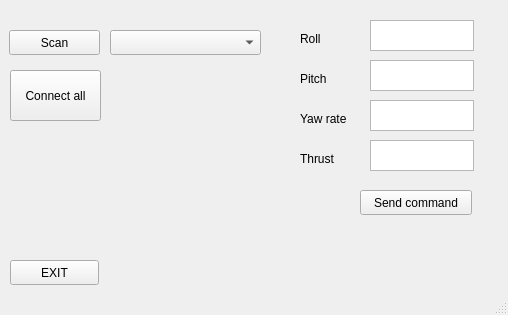
Qt form gui/Qt Designer/crazyflie_multiagent.ui (warrenbocphet/crazyflies-formation-control) before a commit.
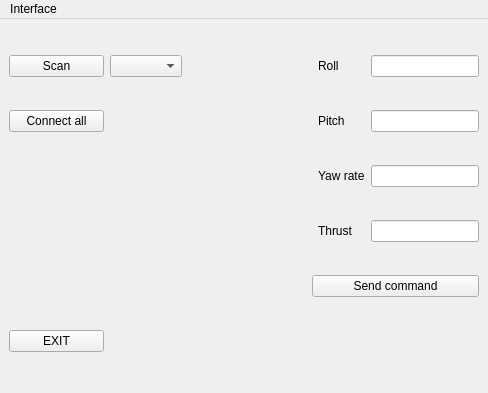
The same form after that commit. Icons and pictures are not drawn.

Commit message: Add 'send command function' to the GUI.

```diff
--- a/gui/Qt Designer/crazyflie_multiagent.ui
+++ b/gui/Qt Designer/crazyflie_multiagent.ui
@@ -6,8 +6,8 @@
    <rect>
     <x>0</x>
     <y>0</y>
-    <width>508</width>
-    <height>315</height>
+    <width>488</width>
+    <height>393</height>
    </rect>
   </property>
   <property name="windowTitle">
@@ -18,165 +18,295 @@
     <normaloff>../media/uoa_logo.png</normaloff>../media/uoa_logo.png</iconset>
   </property>
   <widget class="QWidget" name="centralwidget">
-   <widget class="QPushButton" name="btn_scan">
-    <property name="geometry">
-     <rect>
-      <x>9</x>
-      <y>30</y>
-      <width>91</width>
-      <height>25</height>
-     </rect>
+   <layout class="QGridLayout" name="gridLayout">
+    <item row="2" column="6">
+     <widget class="QLabel" name="label_yawrate">
+      <property name="text">
+       <string>Yaw rate</string>
+      </property>
+     </widget>
+    </item>
+    <item row="2" column="7">
+     <widget class="QLineEdit" name="edit_yawrate"/>
+    </item>
+    <item row="1" column="6">
+     <widget class="QLabel" name="label_pitch">
+      <property name="text">
+       <string>Pitch</string>
+      </property>
+     </widget>
+    </item>
+    <item row="3" column="6">
+     <widget class="QLabel" name="label_thrust">
+      <property name="text">
+       <string>Thrust</string>
+      </property>
+     </widget>
+    </item>
+    <item row="3" column="7">
+     <widget class="QLineEdit" name="edit_thrust"/>
+    </item>
+    <item row="1" column="0">
+     <widget class="QPushButton" name="btn_connectall">
+      <property name="text">
+       <string>Connect all</string>
+      </property>
+     </widget>
+    </item>
+    <item row="1" column="7">
+     <widget class="QLineEdit" name="edit_pitch"/>
+    </item>
+    <item row="0" column="7">
+     <widget class="QLineEdit" name="edit_roll"/>
+    </item>
+    <item row="0" column="1">
+     <widget class="QComboBox" name="combobox_drone"/>
+    </item>
+    <item row="4" column="5" colspan="3">
+     <widget class="QPushButton" name="btn_snd_cmd">
+      <property name="text">
+       <string>Send command</string>
+      </property>
+     </widget>
+    </item>
+    <item row="5" column="0">
+     <widget class="QPushButton" name="btn_exit">
+      <property name="autoFillBackground">
+       <bool>false</bool>
+      </property>
+      <property name="text">
+       <string>EXIT</string>
+      </property>
+     </widget>
+    </item>
+    <item row="3" column="0">
+     <spacer name="horizontalSpacer_11">
+      <property name="orientation">
+       <enum>Qt::Horizontal</enum>
+      </property>
+      <property name="sizeHint" stdset="0">
+       <size>
+        <width>81</width>
+        <height>20</height>
+       </size>
+      </property>
+     </spacer>
+    </item>
+    <item row="1" column="3" colspan="2">
+     <spacer name="horizontalSpacer_2">
+      <property name="orientation">
+       <enum>Qt::Horizontal</enum>
+      </property>
+      <property name="sizeHint" stdset="0">
+       <size>
+        <width>55</width>
+        <height>20</height>
+       </size>
+      </property>
+     </spacer>
+    </item>
+    <item row="0" column="4" colspan="2">
+     <spacer name="horizontalSpacer_3">
+      <property name="orientation">
+       <enum>Qt::Horizontal</enum>
+      </property>
+      <property name="sizeHint" stdset="0">
+       <size>
+        <width>72</width>
+        <height>20</height>
+       </size>
+      </property>
+     </spacer>
+    </item>
+    <item row="5" column="1" colspan="2">
+     <spacer name="horizontalSpacer_19">
+      <property name="orientation">
+       <enum>Qt::Horizontal</enum>
+      </property>
+      <property name="sizeHint" stdset="0">
+       <size>
+        <width>89</width>
+        <height>20</height>
+       </size>
+      </property>
+     </spacer>
+    </item>
+    <item row="0" column="6">
+     <widget class="QLabel" name="label_roll">
+      <property name="text">
+       <string>Roll</string>
+      </property>
+     </widget>
+    </item>
+    <item row="4" column="0" colspan="3">
+     <spacer name="horizontalSpacer_12">
+      <property name="orientation">
+       <enum>Qt::Horizontal</enum>
+      </property>
+      <property name="sizeHint" stdset="0">
+       <size>
+        <width>185</width>
+        <height>20</height>
+       </size>
+      </property>
+     </spacer>
+    </item>
+    <item row="2" column="1" colspan="2">
+     <spacer name="horizontalSpacer_8">
+      <property name="orientation">
+       <enum>Qt::Horizontal</enum>
+      </property>
+      <property name="sizeHint" stdset="0">
+       <size>
+        <width>89</width>
+        <height>20</height>
+       </size>
+      </property>
+     </spacer>
+    </item>
+    <item row="3" column="1" colspan="2">
+     <spacer name="horizontalSpacer_9">
+      <property name="orientation">
+       <enum>Qt::Horizontal</enum>
+      </property>
+      <property name="sizeHint" stdset="0">
+       <size>
+        <width>89</width>
+        <height>20</height>
+       </size>
+      </property>
+     </spacer>
+    </item>
+    <item row="0" column="2" colspan="2">
+     <spacer name="horizontalSpacer_6">
+      <property name="orientation">
+       <enum>Qt::Horizontal</enum>
+      </property>
+      <property name="sizeHint" stdset="0">
+       <size>
+        <width>13</width>
+        <height>20</height>
+       </size>
+      </property>
+     </spacer>
+    </item>
+    <item row="2" column="4">
+     <spacer name="horizontalSpacer_15">
+      <property name="orientation">
+       <enum>Qt::Horizontal</enum>
+      </property>
+      <property name="sizeHint" stdset="0">
+       <size>
+        <width>69</width>
+        <height>20</height>
+       </size>
+      </property>
+     </spacer>
+    </item>
+    <item row="1" column="1" colspan="2">
+     <spacer name="horizontalSpacer_7">
+      <property name="orientation">
+       <enum>Qt::Horizontal</enum>
+      </property>
+      <property name="sizeHint" stdset="0">
+       <size>
+        <width>89</width>
+        <height>20</height>
+       </size>
+      </property>
+     </spacer>
+    </item>
+    <item row="5" column="4" colspan="4">
+     <spacer name="horizontalSpacer_20">
+      <property name="orientation">
+       <enum>Qt::Horizontal</enum>
+      </property>
+      <property name="sizeHint" stdset="0">
+       <size>
+        <width>247</width>
+        <height>20</height>
+       </size>
+      </property>
+     </spacer>
+    </item>
+    <item row="3" column="4">
+     <spacer name="horizontalSpacer">
+      <property name="orientation">
+       <enum>Qt::Horizontal</enum>
+      </property>
+      <property name="sizeHint" stdset="0">
+       <size>
+        <width>69</width>
+        <height>20</height>
+       </size>
+      </property>
+     </spacer>
+    </item>
+    <item row="4" column="4">
+     <spacer name="horizontalSpacer_17">
+      <property name="orientation">
+       <enum>Qt::Horizontal</enum>
+      </property>
+      <property name="sizeHint" stdset="0">
+       <size>
+        <width>69</width>
+        <height>22</height>
+       </size>
+      </property>
+     </spacer>
+    </item>
+    <item row="2" column="0">
+     <spacer name="horizontalSpacer_10">
+      <property name="orientation">
+       <enum>Qt::Horizontal</enum>
+      </property>
+      <property name="sizeHint" stdset="0">
+       <size>
+        <width>81</width>
+        <height>20</height>
+       </size>
+      </property>
+     </spacer>
+    </item>
+    <item row="0" column="0">
+     <widget class="QPushButton" name="btn_scan">
+      <property name="text">
+       <string>Scan</string>
+      </property>
+     </widget>
+    </item>
+   </layout>
+  </widget>
+  <widget class="QMenuBar" name="menuBar">
+   <property name="geometry">
+    <rect>
+     <x>0</x>
+     <y>0</y>
+     <width>488</width>
+     <height>22</height>
+    </rect>
+   </property>
+   <widget class="QMenu" name="menuInterface">
+    <property name="title">
+     <string>Interface</string>
     </property>
-    <property name="text">
-     <string>Scan</string>
-    </property>
+    <addaction name="separator"/>
+    <addaction name="separator"/>
+    <addaction name="action3D_plotter"/>
+    <addaction name="action3D_visualiser"/>
    </widget>
-   <widget class="QComboBox" name="combobox_drone">
-    <property name="geometry">
-     <rect>
-      <x>110</x>
-      <y>30</y>
-      <width>151</width>
-      <height>25</height>
-     </rect>
-    </property>
-   </widget>
-   <widget class="QPushButton" name="btn_snd_cmd">
-    <property name="geometry">
-     <rect>
-      <x>360</x>
-      <y>190</y>
-      <width>112</width>
-      <height>25</height>
-     </rect>
-    </property>
-    <property name="text">
-     <string>Send command</string>
-    </property>
-   </widget>
-   <widget class="QLabel" name="label_roll">
-    <property name="geometry">
-     <rect>
-      <x>300</x>
-      <y>30</y>
-      <width>67</width>
-      <height>17</height>
-     </rect>
-    </property>
-    <property name="text">
-     <string>Roll</string>
-    </property>
-   </widget>
-   <widget class="QLabel" name="label_pitch">
-    <property name="geometry">
-     <rect>
-      <x>300</x>
-      <y>70</y>
-      <width>67</width>
-      <height>17</height>
-     </rect>
-    </property>
-    <property name="text">
-     <string>Pitch</string>
-    </property>
-   </widget>
-   <widget class="QLabel" name="label_yawrate">
-    <property name="geometry">
-     <rect>
-      <x>300</x>
-      <y>110</y>
-      <width>67</width>
-      <height>17</height>
-     </rect>
-    </property>
-    <property name="text">
-     <string>Yaw rate</string>
-    </property>
-   </widget>
-   <widget class="QLabel" name="label_thrust">
-    <property name="geometry">
-     <rect>
-      <x>300</x>
-      <y>150</y>
-      <width>67</width>
-      <height>17</height>
-     </rect>
-    </property>
-    <property name="text">
-     <string>Thrust</string>
-    </property>
-   </widget>
-   <widget class="QPushButton" name="btn_exit">
-    <property name="geometry">
-     <rect>
-      <x>10</x>
-      <y>260</y>
-      <width>89</width>
-      <height>25</height>
-     </rect>
-    </property>
-    <property name="autoFillBackground">
-     <bool>false</bool>
-    </property>
-    <property name="text">
-     <string>EXIT</string>
-    </property>
-   </widget>
-   <widget class="QTextEdit" name="input_roll">
-    <property name="geometry">
-     <rect>
-      <x>370</x>
-      <y>20</y>
-      <width>104</width>
-      <height>31</height>
-     </rect>
-    </property>
-   </widget>
-   <widget class="QTextEdit" name="input_pitch">
-    <property name="geometry">
-     <rect>
-      <x>370</x>
-      <y>60</y>
-      <width>104</width>
-      <height>31</height>
-     </rect>
-    </property>
-   </widget>
-   <widget class="QTextEdit" name="input_yawrate">
-    <property name="geometry">
-     <rect>
-      <x>370</x>
-      <y>100</y>
-      <width>104</width>
-      <height>31</height>
-     </rect>
-    </property>
-   </widget>
-   <widget class="QTextEdit" name="input_thrust">
-    <property name="geometry">
-     <rect>
-      <x>370</x>
-      <y>140</y>
-      <width>104</width>
-      <height>31</height>
-     </rect>
-    </property>
-   </widget>
-   <widget class="QPushButton" name="btn_connectall">
-    <property name="geometry">
-     <rect>
-      <x>10</x>
-      <y>70</y>
-      <width>91</width>
-      <height>51</height>
-     </rect>
-    </property>
-    <property name="text">
-     <string>Connect all</string>
-    </property>
-   </widget>
+   <addaction name="menuInterface"/>
   </widget>
-  <widget class="QStatusBar" name="statusbar"/>
+  <action name="action3D_plotter">
+   <property name="text">
+    <string>Simple Communication</string>
+   </property>
+  </action>
+  <action name="action3D_visualiser">
+   <property name="text">
+    <string>3D visualiser</string>
+   </property>
+  </action>
  </widget>
  <resources/>
  <connections/>
```
The commit also changes 2 other files.
